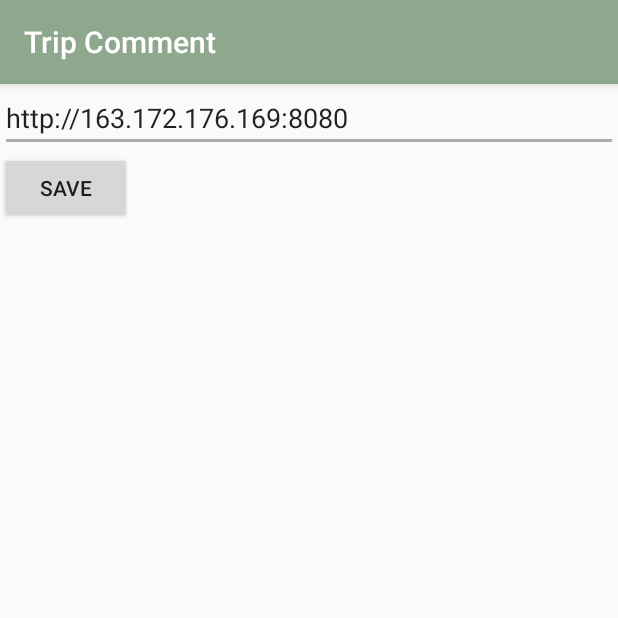
After one commit to Emrehzl94/Gezi-Yorum-1, an Android app: the SecretActivity screen opened directly, with no data from a screen before it, on a phone screen of 412 x 824 dp, the top half of it. The commit adds this screen. Run offline under Robolectric (Android 15) with nearby library versions, the phone set to English and light mode, and no system bars.

Commit message:
Ip adresi değiştirilebilir. Takım gezisini yüklemeden önce lider yükledimi onun kontrolü yapılıyor. Takım konumunu alma sıklığı 3 sn'ye indirildi.

```diff
--- a/app/src/main/java/com/example/murat/gezi_yorum/Entity/Constants.java
+++ b/app/src/main/java/com/example/murat/gezi_yorum/Entity/Constants.java
@@ -15,8 +15,8 @@ public class Constants {
     //Server side constants
     //public static final String ROOT = "http://192.168.1.36:8080";
     //public static final String APP = "http://192.168.1.36:8080/Geziyorum/";
-    public static final String ROOT = "http://163.172.176.169:8080";
-    public static final String APP = "http://163.172.176.169:8080/Geziyorum/";
+    public static String ROOT = "http://163.172.176.169:8080";
+    public static String APP = ROOT+"/Geziyorum/";
     public static final String PAGE = "page";
     public static final String HOME = "home";
     public static final String PROFILE = "profile";
--- a/app/src/main/java/com/example/murat/gezi_yorum/Fragments/TripControllers/ContinuingTrip.java
+++ b/app/src/main/java/com/example/murat/gezi_yorum/Fragments/TripControllers/ContinuingTrip.java
@@ -257,9 +257,9 @@ public class ContinuingTrip extends TripSummary implements OnMapReadyCallback, L
         if(trip.isGroupTrip() && preferences.getBoolean(Constants.LIVE_TRACK, true)){
             timer = new Timer();
             usersMarkers = new HashMap<>();
-            //Getting all of team members locations in 10 seconds
+            //Getting all of team members locations in 3 seconds
             try {
-                timer.schedule(publishTask, 5000, 10000);
+                timer.schedule(publishTask, 1000, 3000);
             }catch (IllegalStateException ex){
                 ex.printStackTrace();
             }
@@ -278,6 +278,7 @@ public class ContinuingTrip extends TripSummary implements OnMapReadyCallback, L
             this.members_info = members_info;
         }
         public void run(){
+            if(map == null) return;
             for(int i=0; i<members_info.length(); i++){
                 try {
                     JSONObject member = members_info.getJSONObject(i);
--- a/app/src/main/java/com/example/murat/gezi_yorum/LocationSaveService.java
+++ b/app/src/main/java/com/example/murat/gezi_yorum/LocationSaveService.java
@@ -87,7 +87,7 @@ public class LocationSaveService extends Service implements LocationListener {
             user = new User(getSharedPreferences(Constants.PREFNAME, Context.MODE_PRIVATE));
             trip = helper.getTrip(intent.getExtras().getLong(Trip.TRIPID));
             timer = new Timer();
-            timer.schedule(publishTask, 2000, 10000);
+            timer.schedule(publishTask, 1000, 3000);
             lastLocation = locationManager.getLastKnownLocation(LocationManager.GPS_PROVIDER);
         }
         return START_STICKY;
--- a/app/src/main/java/com/example/murat/gezi_yorum/LoginActivity.java
+++ b/app/src/main/java/com/example/murat/gezi_yorum/LoginActivity.java
@@ -75,6 +75,10 @@ public class LoginActivity extends AppCompatActivity {
             manager.createNotificationChannel(mChannel);
 
         }
+
+        SharedPreferences preferences = getSharedPreferences(Constants.PREFNAME, Context.MODE_PRIVATE);
+        Constants.ROOT = preferences.getString("root", Constants.ROOT);
+        Constants.APP = Constants.ROOT + "/Geziyorum/";
 
         CookieManager manager = CookieManager.getInstance();
         // Set up the login form.
--- /dev/null
+++ b/app/src/main/java/com/example/murat/gezi_yorum/SecretActivity.java
@@ -0,0 +1,33 @@
+package com.example.murat.gezi_yorum;
+
+import android.content.Context;
+import android.content.SharedPreferences;
+import android.support.v7.app.AppCompatActivity;
+import android.os.Bundle;
+import android.view.View;
+import android.widget.Button;
+import android.widget.EditText;
+
+import com.example.murat.gezi_yorum.Entity.Constants;
+
+public class SecretActivity extends AppCompatActivity {
+    private EditText ip_address;
+    @Override
+    protected void onCreate(Bundle savedInstanceState) {
+        super.onCreate(savedInstanceState);
+        setContentView(R.layout.activity_secret);
+
+        ip_address = findViewById(R.id.ip_address);
+        ip_address.setText(Constants.ROOT);
+        Button save = findViewById(R.id.save);
+        save.setOnClickListener(new View.OnClickListener() {
+            @Override
+            public void onClick(View view) {
+                Constants.ROOT = ip_address.getText().toString();
+                Constants.APP = Constants.ROOT + "/Geziyorum/";
+                SharedPreferences preferences = getSharedPreferences(Constants.PREFNAME, Context.MODE_PRIVATE);
+                preferences.edit().putString("root",Constants.ROOT).apply();
+            }
+        });
+    }
+}
--- /dev/null
+++ b/app/src/main/res/layout/activity_secret.xml
@@ -0,0 +1,21 @@
+<?xml version="1.0" encoding="utf-8"?>
+<LinearLayout xmlns:android="http://schemas.android.com/apk/res/android"
+    xmlns:app="http://schemas.android.com/apk/res-auto"
+    xmlns:tools="http://schemas.android.com/tools"
+    android:layout_width="match_parent"
+    android:layout_height="match_parent"
+    tools:context="com.example.murat.gezi_yorum.SecretActivity"
+    android:orientation="vertical">
+
+    <EditText
+        android:id="@+id/ip_address"
+        android:hint="IP"
+        android:layout_width="match_parent"
+        android:layout_height="wrap_content" />
+    <Button
+        android:id="@+id/save"
+        android:layout_width="wrap_content"
+        android:layout_height="wrap_content"
+        android:text="@string/save"/>
+
+</LinearLayout>
--- a/app/src/main/res/layout/nothing_warning.xml
+++ b/app/src/main/res/layout/nothing_warning.xml
@@ -6,9 +6,9 @@
     <TextView
         android:layout_width="match_parent"
         android:layout_height="match_parent"
-        android:background="@android:drawable/ic_menu_info_details"
         android:gravity="center"
         android:text="@string/nothing"
+        android:textColor="@android:color/holo_red_light"
         android:textAppearance="@android:style/TextAppearance.DeviceDefault.Large" />
 
 </android.support.design.widget.CoordinatorLayout>
--- a/app/src/main/res/values/strings.xml
+++ b/app/src/main/res/values/strings.xml
@@ -144,4 +144,5 @@
     <string name="forget_password">Forget password?</string>
     <string name="forget_password_ok">You can refresh your password using the link in email send to you.</string>
     <string name="please_wait">Please wait…</string>
+    <string name="cant_upload">Team leader didn\'t uploaded anything yet.</string>
 </resources>
```
Also changed, not shown: app/src/main/AndroidManifest.xml (+6 -4 lines), app/src/main/java/com/example/murat/gezi_yorum/SettingsActivity.java (+10 -0 lines), app/src/main/java/com/example/murat/gezi_yorum/ZipFileUploader.java (+33 -8 lines), 1 other file.
